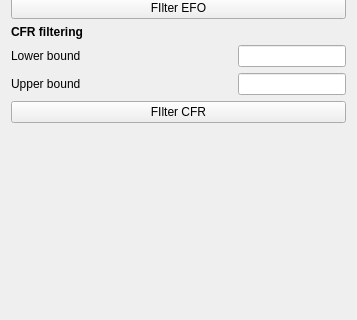
Before: the Qt Designer form pyminflux/ui/wizard.ui in bsse-scf/pyMINFLUX, drawn with Qt 5; both pictures show x 0 to 357 and y 330 to 650 of the 357 by 939 pixel window.
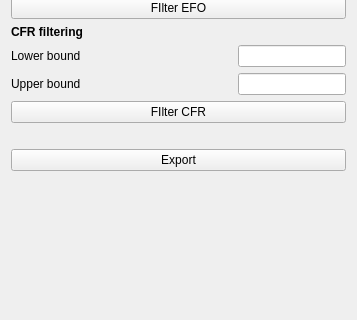
After: the same form once the commit is applied.

Commit message: Add action to export filtered data as .csv file.

Diff of the .ui file:
```diff
--- a/pyminflux/ui/wizard.ui
+++ b/pyminflux/ui/wizard.ui
@@ -306,6 +306,29 @@
        </property>
       </widget>
      </item>
+     <item>
+      <spacer name="verticalSpacer_5">
+       <property name="orientation">
+        <enum>Qt::Vertical</enum>
+       </property>
+       <property name="sizeType">
+        <enum>QSizePolicy::Fixed</enum>
+       </property>
+       <property name="sizeHint" stdset="0">
+        <size>
+         <width>20</width>
+         <height>20</height>
+        </size>
+       </property>
+      </spacer>
+     </item>
+     <item>
+      <widget class="QPushButton" name="pbExportData">
+       <property name="text">
+        <string>Export</string>
+       </property>
+      </widget>
+     </item>
     </layout>
    </item>
   </layout>
```
The commit also changes 6 other files.
